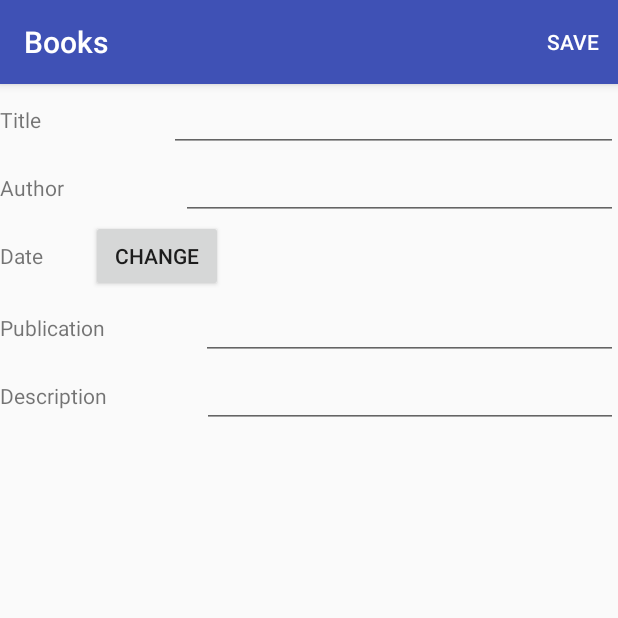
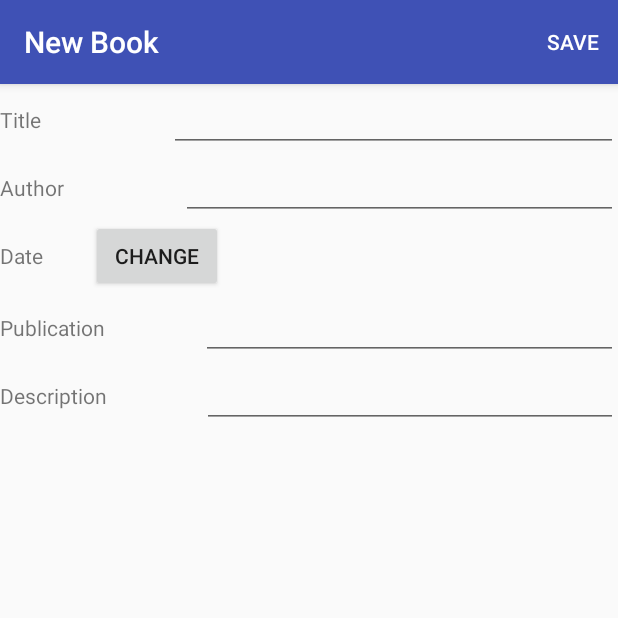
Before and after one commit to croSSover07/Books, an Android app: the fragment NewBookFragment placed in its activity, on a phone screen of 412 x 824 dp, the top half of it. Run offline under Robolectric (Android 15) with nearby library versions, the phone set to English and light mode, and no system bars.

Commit message:
fix title in toolbar

```diff
--- a/app/src/main/java/com/example/developer/books/fragment/BookListFragment.kt
+++ b/app/src/main/java/com/example/developer/books/fragment/BookListFragment.kt
@@ -62,6 +62,7 @@ class BookListFragment : Fragment(), BaseAdapter.ItemClickListener {
         super.onCreateOptionsMenu(menu, inflater)
         inflater.inflate(R.menu.menu_options, menu)
         bookAdapter.notifyDataSetChanged()
+        mainActivity?.setTitle(R.string.title_books_list_fragment)
     }
 
     override fun onOptionsItemSelected(item: MenuItem): Boolean = when (item.itemId) {
--- a/app/src/main/java/com/example/developer/books/fragment/NewBookFragment.kt
+++ b/app/src/main/java/com/example/developer/books/fragment/NewBookFragment.kt
@@ -65,7 +65,9 @@ class NewBookFragment : Fragment() {
 
     override fun onCreateOptionsMenu(menu: Menu?, inflater: MenuInflater) {
         super.onCreateOptionsMenu(menu, inflater)
+        menu?.clear()
         inflater.inflate(R.menu.menu_add_book_fragment, menu)
+        activity.setTitle(R.string.title_new_book_fragment)
     }
 
     override fun onOptionsItemSelected(item: MenuItem): Boolean = when (item.itemId) {
--- a/app/src/main/res/values/strings.xml
+++ b/app/src/main/res/values/strings.xml
@@ -1,5 +1,7 @@
 <resources>
     <string name="app_name">Books</string>
+    <string name="title_books_list_fragment">Books</string>
+    <string name="title_new_book_fragment">New Book</string>
     <string name="button_add">Add</string>
     <string name="title_book">Title</string>
     <string name="author_book">Author</string>
```
